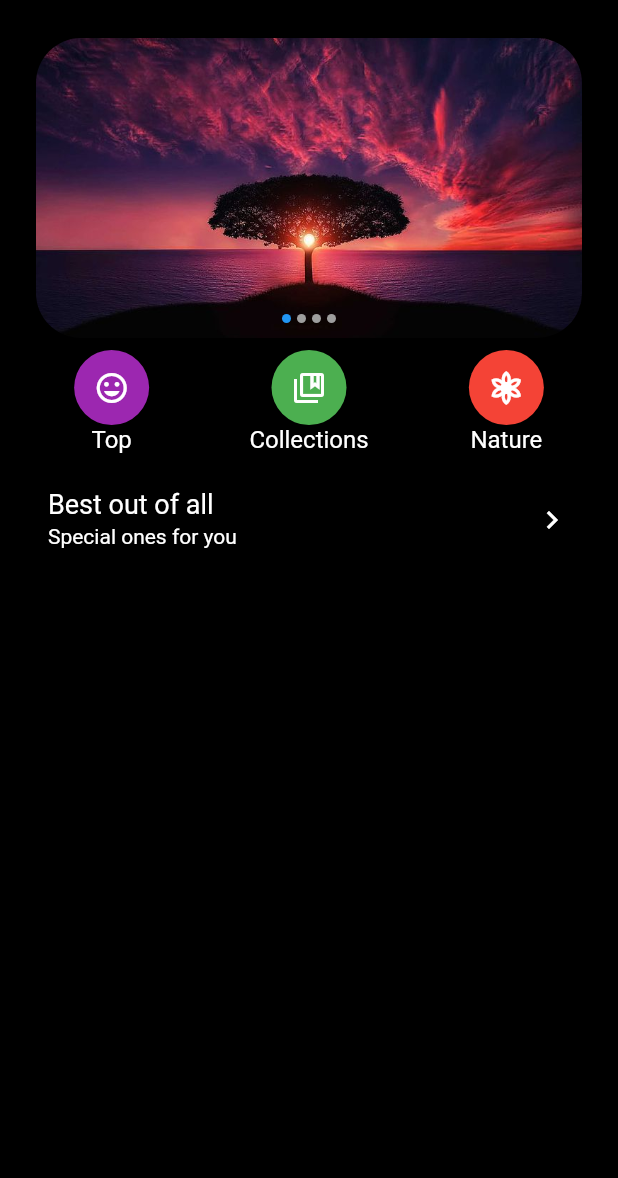
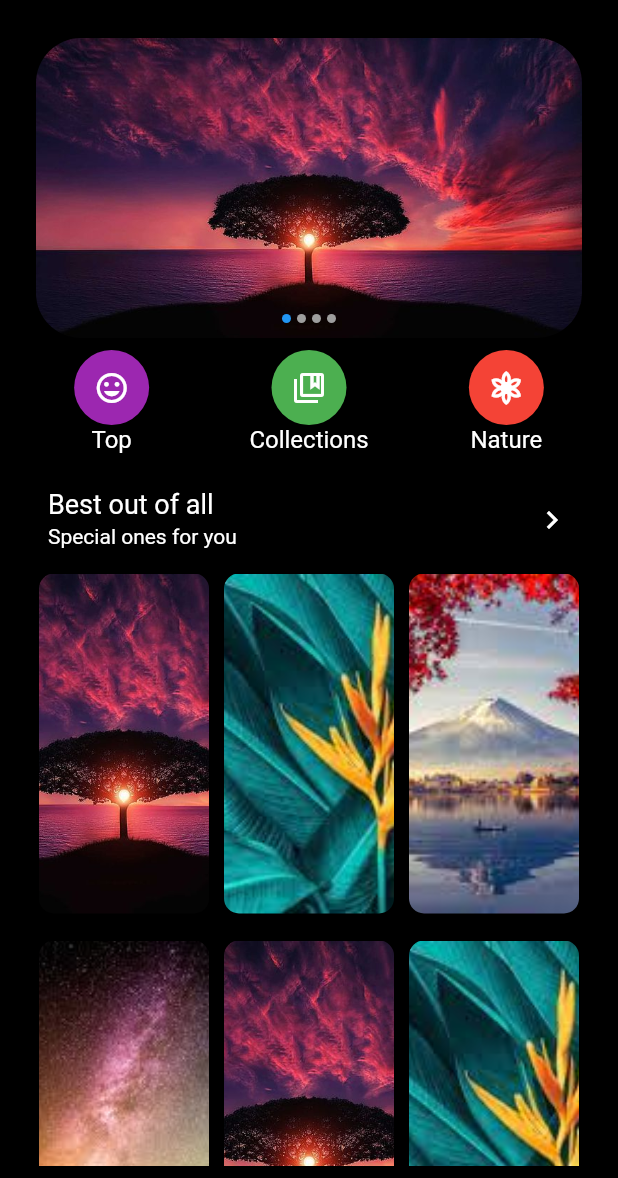
Before and after one commit to M-Manas-s/WallpaperApp, a Flutter app: the ExplorePage screen opened directly, on a phone screen of 412 x 824 dp, the part 58-1236 px from its top. Run offline on Flutter 3.47's test engine with Material 2 defaults, Android fonts, the phone set to English and light mode, and no system bars; drawn by our look-alikes of flutter_image_slideshow.

Commit message:
Explore Page Changes

```diff
--- a/lib/screens/explore.dart
+++ b/lib/screens/explore.dart
@@ -11,6 +11,25 @@ class ExplorePage extends StatefulWidget {
 }
 
 class _ExplorePageState extends State<ExplorePage> {
+  List<String> imageList = [
+    'images/img1.jpg',
+    'images/img2.jpg',
+    'images/img3.jpg',
+    'images/img4.jpg',
+    'images/img1.jpg',
+    'images/img2.jpg',
+    'images/img3.jpg',
+    'images/img4.jpg',
+    'images/img1.jpg',
+    'images/img2.jpg',
+    'images/img3.jpg',
+    'images/img4.jpg',
+    'images/img1.jpg',
+    'images/img2.jpg',
+    'images/img3.jpg',
+    'images/img4.jpg',
+  ];
+
   @override
   Widget build(BuildContext context) {
     return Scaffold(
@@ -23,13 +42,18 @@ class _ExplorePageState extends State<ExplorePage> {
       ),
       body: Padding(
         padding: const EdgeInsets.symmetric(horizontal: 8.0, vertical: 8.0),
-        child: Column(
-          children: [
+        child: CustomScrollView(
+          scrollDirection: Axis.vertical,
+          slivers: [
+            SliverList(
+              delegate: SliverChildListDelegate(
+                [
                   Padding(
                     padding: const EdgeInsets.symmetric(horizontal: 16.0),
                     child: ClipRRect(
                       borderRadius: BorderRadius.circular(30.0),
                       child: ImageSlideshow(
+                        autoPlayInterval: 1,
                         children: [
                           Image.asset(
                             'images/img1.jpg',
@@ -57,21 +81,112 @@ class _ExplorePageState extends State<ExplorePage> {
                     child: Row(
                       mainAxisAlignment: MainAxisAlignment.spaceAround,
                       children: [
-                  CircularIconButton(onpressed: (){},iconname: 'Top',icon: Icons.mood,color: Colors.purple,),
-                  CircularIconButton(onpressed: (){},iconname: 'Collections',icon: Icons.collections_bookmark_outlined,color: Colors.green,),
-                  CircularIconButton(onpressed: (){},iconname: 'Nature',icon: Icons.filter_vintage_outlined,color: Colors.red,),
+                        CircularIconButton(
+                          onpressed: () {},
+                          iconname: 'Top',
+                          icon: Icons.mood,
+                          color: Colors.purple,
+                        ),
+                        CircularIconButton(
+                          onpressed: () {},
+                          iconname: 'Collections',
+                          icon: Icons.collections_bookmark_outlined,
+                          color: Colors.green,
+                        ),
+                        CircularIconButton(
+                          onpressed: () {},
+                          iconname: 'Nature',
+                          icon: Icons.filter_vintage_outlined,
+                          color: Colors.red,
+                        ),
                       ],
                     ),
                   ),
                   Padding(
                     padding: const EdgeInsets.symmetric(horizontal: 8.0),
                     child: ListTile(
-                title: Text('Best out of all',style: TextStyle(fontSize: 18.0,color: Colors.white),),
-                subtitle: Text('Special ones for you',style: TextStyle(color: Colors.white),),
-                trailing: Icon(Icons.chevron_right,color: Colors.white,),
+                      title: Text(
+                        'Best out of all',
+                        style: TextStyle(fontSize: 18.0, color: Colors.white),
+                      ),
+                      subtitle: Text(
+                        'Special ones for you',
+                        style: TextStyle(color: Colors.white),
+                      ),
+                      trailing: Icon(
+                        Icons.chevron_right,
+                        color: Colors.white,
                       ),
                     ),
-
+                  ),
+                  GridView.builder(
+                    shrinkWrap: true,
+                    physics: NeverScrollableScrollPhysics(),
+                    scrollDirection: Axis.vertical,
+                    padding: EdgeInsets.symmetric(horizontal: 18.0),
+                    itemCount: 12,
+                    gridDelegate: SliverGridDelegateWithFixedCrossAxisCount(
+                        crossAxisCount: 3,
+                        mainAxisSpacing: 18.0,
+                        crossAxisSpacing: 10.0,
+                        childAspectRatio: 1 / 2),
+                    itemBuilder: (_, index) {
+                      return GestureDetector(
+                        onTap: (){},
+                        child: ClipRRect(
+                          borderRadius: BorderRadius.circular(10.0),
+                          child: Image.asset(
+                            imageList[index],
+                            fit: BoxFit.cover,
+                          ),
+                        ),
+                      );
+                    },
+                  ),
+                  Padding(
+                    padding: const EdgeInsets.symmetric(horizontal: 8.0),
+                    child: ListTile(
+                      title: Text(
+                        'Anime Wallpapers',
+                        style: TextStyle(fontSize: 18.0, color: Colors.white),
+                      ),
+                      subtitle: Text(
+                        'Ranges from Naruto toDeath Note',
+                        style: TextStyle(color: Colors.white),
+                      ),
+                      trailing: Icon(
+                        Icons.chevron_right,
+                        color: Colors.white,
+                      ),
+                    ),
+                  ),
+                  GridView.builder(
+                    shrinkWrap: true,
+                    physics: NeverScrollableScrollPhysics(),
+                    scrollDirection: Axis.vertical,
+                    padding: EdgeInsets.symmetric(horizontal: 18.0),
+                    itemCount: 12,
+                    gridDelegate: SliverGridDelegateWithFixedCrossAxisCount(
+                        crossAxisCount: 3,
+                        mainAxisSpacing: 18.0,
+                        crossAxisSpacing: 10.0,
+                        childAspectRatio: 1 / 2),
+                    itemBuilder: (_, index) {
+                      return GestureDetector(
+                        onTap: (){},
+                        child: ClipRRect(
+                          borderRadius: BorderRadius.circular(10.0),
+                          child: Image.asset(
+                            imageList[index],
+                            fit: BoxFit.cover,
+                          ),
+                        ),
+                      );
+                    },
+                  ),
+                ],
+              ),
+            )
           ],
         ),
       ),
```
Lines whose indentation alone changed are shown as unchanged.
